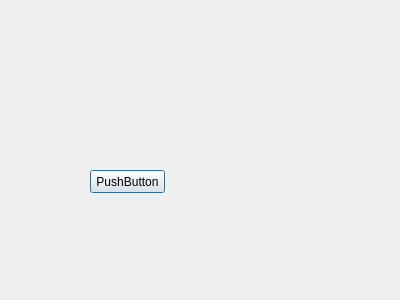
First picture: the form in ShoppedOUT/sklepwindow.ui, repository Filemon279/ProjektCpp, before the edit.
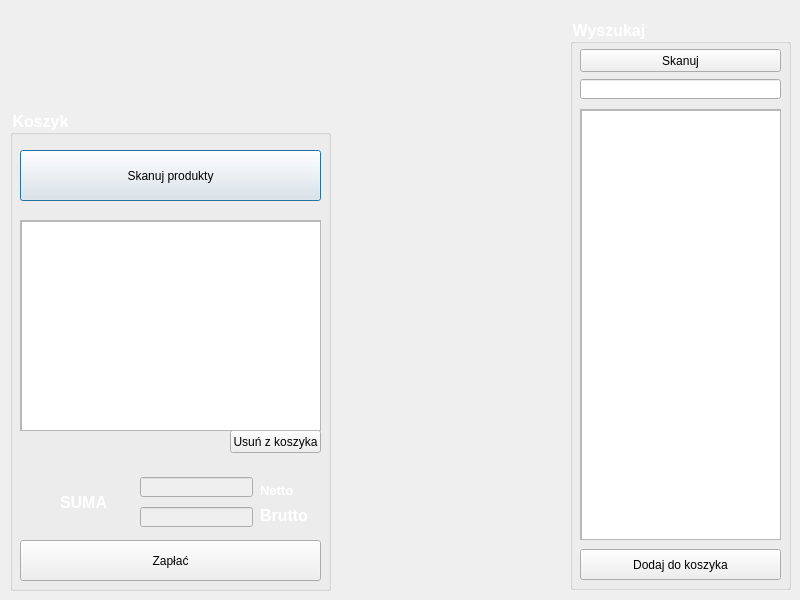
Second picture: the form after the edit. Icons and pictures are not drawn.

The edit to the form file:
```diff
--- a/ShoppedOUT/sklepwindow.ui
+++ b/ShoppedOUT/sklepwindow.ui
@@ -6,25 +6,305 @@
    <rect>
     <x>0</x>
     <y>0</y>
-    <width>400</width>
-    <height>300</height>
+    <width>800</width>
+    <height>600</height>
    </rect>
   </property>
   <property name="windowTitle">
    <string>Dialog</string>
   </property>
-  <widget class="QPushButton" name="pushButton">
+  <property name="styleSheet">
+   <string notr="true">#SklepWindow {border-image: url(:/img/Img/bg_dark.jpg);}</string>
+  </property>
+  <widget class="QGroupBox" name="koszykBox">
    <property name="geometry">
     <rect>
-     <x>90</x>
-     <y>170</y>
-     <width>75</width>
-     <height>23</height>
+     <x>10</x>
+     <y>110</y>
+     <width>321</width>
+     <height>481</height>
     </rect>
    </property>
-   <property name="text">
-    <string>PushButton</string>
+   <property name="font">
+    <font>
+     <family>Arial</family>
+     <pointsize>12</pointsize>
+     <weight>75</weight>
+     <bold>true</bold>
+    </font>
    </property>
+   <property name="styleSheet">
+    <string notr="true">#koszykBox {color: white}
+</string>
+   </property>
+   <property name="title">
+    <string>Koszyk</string>
+   </property>
+   <widget class="QLabel" name="label_2">
+    <property name="geometry">
+     <rect>
+      <x>50</x>
+      <y>367</y>
+      <width>51</width>
+      <height>51</height>
+     </rect>
+    </property>
+    <property name="font">
+     <font>
+      <family>Arial</family>
+      <pointsize>12</pointsize>
+      <weight>75</weight>
+      <bold>true</bold>
+     </font>
+    </property>
+    <property name="styleSheet">
+     <string notr="true">color: white</string>
+    </property>
+    <property name="text">
+     <string>SUMA</string>
+    </property>
+   </widget>
+   <widget class="QPushButton" name="pushButton_3">
+    <property name="geometry">
+     <rect>
+      <x>10</x>
+      <y>40</y>
+      <width>301</width>
+      <height>51</height>
+     </rect>
+    </property>
+    <property name="text">
+     <string>Skanuj produkty</string>
+    </property>
+   </widget>
+   <widget class="QLineEdit" name="displayNetto">
+    <property name="enabled">
+     <bool>false</bool>
+    </property>
+    <property name="geometry">
+     <rect>
+      <x>130</x>
+      <y>367</y>
+      <width>113</width>
+      <height>20</height>
+     </rect>
+    </property>
+   </widget>
+   <widget class="QLineEdit" name="displayBrutto">
+    <property name="enabled">
+     <bool>false</bool>
+    </property>
+    <property name="geometry">
+     <rect>
+      <x>130</x>
+      <y>397</y>
+      <width>113</width>
+      <height>20</height>
+     </rect>
+    </property>
+   </widget>
+   <widget class="QLabel" name="label_3">
+    <property name="geometry">
+     <rect>
+      <x>250</x>
+      <y>370</y>
+      <width>47</width>
+      <height>20</height>
+     </rect>
+    </property>
+    <property name="font">
+     <font>
+      <family>Arial</family>
+      <pointsize>10</pointsize>
+      <weight>75</weight>
+      <bold>true</bold>
+     </font>
+    </property>
+    <property name="styleSheet">
+     <string notr="true">color: white
+</string>
+    </property>
+    <property name="text">
+     <string>Netto</string>
+    </property>
+   </widget>
+   <widget class="QLabel" name="label_4">
+    <property name="geometry">
+     <rect>
+      <x>250</x>
+      <y>397</y>
+      <width>47</width>
+      <height>16</height>
+     </rect>
+    </property>
+    <property name="font">
+     <font>
+      <family>Arial</family>
+      <pointsize>12</pointsize>
+      <weight>75</weight>
+      <bold>true</bold>
+     </font>
+    </property>
+    <property name="styleSheet">
+     <string notr="true">color: white</string>
+    </property>
+    <property name="text">
+     <string>Brutto</string>
+    </property>
+   </widget>
+   <widget class="QPushButton" name="pushButton_4">
+    <property name="geometry">
+     <rect>
+      <x>220</x>
+      <y>320</y>
+      <width>91</width>
+      <height>23</height>
+     </rect>
+    </property>
+    <property name="text">
+     <string>Usuń z koszyka</string>
+    </property>
+   </widget>
+   <widget class="QScrollArea" name="scrollArea_2">
+    <property name="geometry">
+     <rect>
+      <x>10</x>
+      <y>110</y>
+      <width>301</width>
+      <height>211</height>
+     </rect>
+    </property>
+    <property name="widgetResizable">
+     <bool>true</bool>
+    </property>
+    <widget class="QWidget" name="scrollAreaWidgetContents_2">
+     <property name="geometry">
+      <rect>
+       <x>0</x>
+       <y>0</y>
+       <width>299</width>
+       <height>209</height>
+      </rect>
+     </property>
+     <widget class="QTableWidget" name="tableWidget">
+      <property name="geometry">
+       <rect>
+        <x>0</x>
+        <y>0</y>
+        <width>301</width>
+        <height>221</height>
+       </rect>
+      </property>
+     </widget>
+    </widget>
+   </widget>
+   <widget class="QPushButton" name="pushButton_5">
+    <property name="geometry">
+     <rect>
+      <x>10</x>
+      <y>430</y>
+      <width>301</width>
+      <height>41</height>
+     </rect>
+    </property>
+    <property name="text">
+     <string>Zapłać</string>
+    </property>
+   </widget>
+  </widget>
+  <widget class="QGroupBox" name="wyszukajBox">
+   <property name="geometry">
+    <rect>
+     <x>570</x>
+     <y>19</y>
+     <width>221</width>
+     <height>571</height>
+    </rect>
+   </property>
+   <property name="font">
+    <font>
+     <family>Arial</family>
+     <pointsize>12</pointsize>
+     <weight>75</weight>
+     <bold>true</bold>
+    </font>
+   </property>
+   <property name="styleSheet">
+    <string notr="true">#wyszukajBox {color: white}
+</string>
+   </property>
+   <property name="title">
+    <string>Wyszukaj</string>
+   </property>
+   <widget class="QPushButton" name="pushButton">
+    <property name="geometry">
+     <rect>
+      <x>10</x>
+      <y>30</y>
+      <width>201</width>
+      <height>23</height>
+     </rect>
+    </property>
+    <property name="text">
+     <string>Skanuj</string>
+    </property>
+   </widget>
+   <widget class="QLineEdit" name="lineEdit">
+    <property name="geometry">
+     <rect>
+      <x>10</x>
+      <y>60</y>
+      <width>201</width>
+      <height>20</height>
+     </rect>
+    </property>
+   </widget>
+   <widget class="QPushButton" name="pushButton_2">
+    <property name="geometry">
+     <rect>
+      <x>10</x>
+      <y>530</y>
+      <width>201</width>
+      <height>31</height>
+     </rect>
+    </property>
+    <property name="text">
+     <string>Dodaj do koszyka</string>
+    </property>
+   </widget>
+   <widget class="QScrollArea" name="scrollArea">
+    <property name="geometry">
+     <rect>
+      <x>10</x>
+      <y>90</y>
+      <width>201</width>
+      <height>431</height>
+     </rect>
+    </property>
+    <property name="widgetResizable">
+     <bool>true</bool>
+    </property>
+    <widget class="QWidget" name="scrollAreaWidgetContents">
+     <property name="geometry">
+      <rect>
+       <x>0</x>
+       <y>0</y>
+       <width>199</width>
+       <height>429</height>
+      </rect>
+     </property>
+     <widget class="QTableView" name="tableView">
+      <property name="geometry">
+       <rect>
+        <x>0</x>
+        <y>0</y>
+        <width>201</width>
+        <height>431</height>
+       </rect>
+      </property>
+     </widget>
+    </widget>
+   </widget>
   </widget>
  </widget>
  <resources/>
```
Left out of the diff: 2 changed lines with no effect on the pictures.
